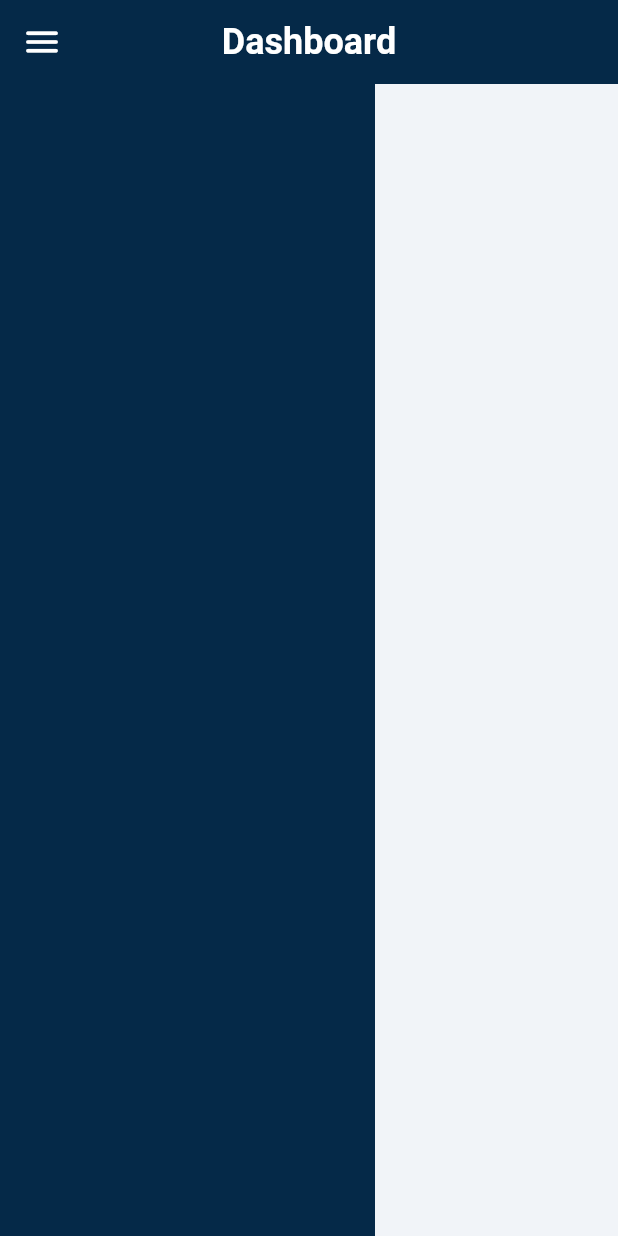
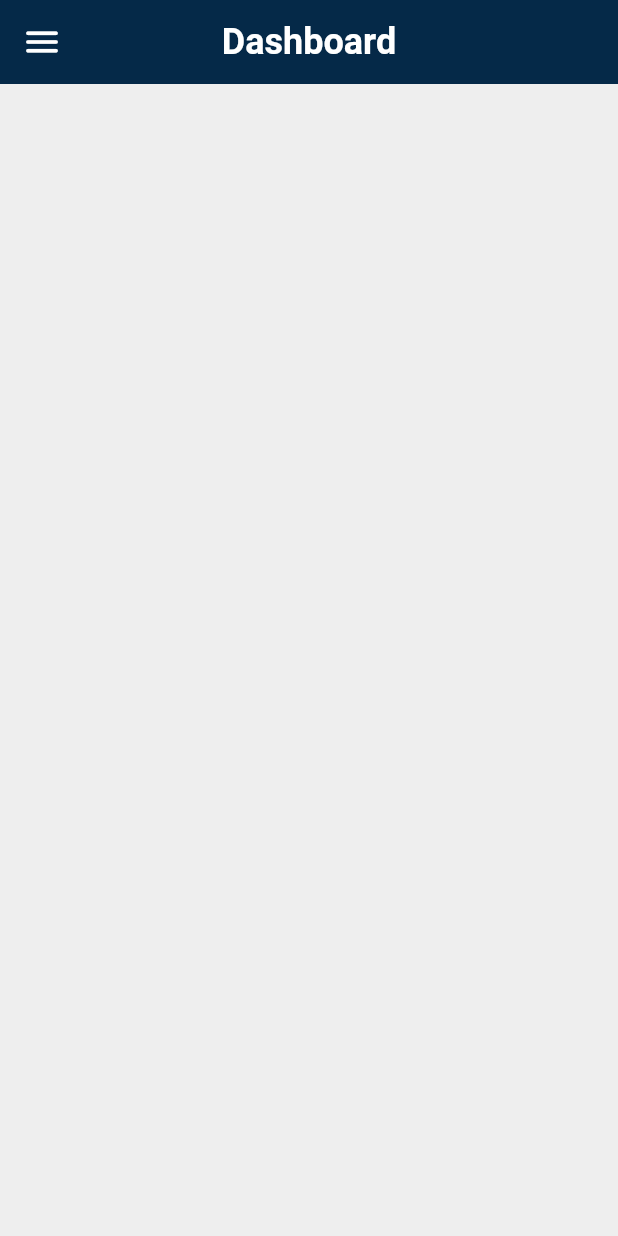
Before and after one commit to mdrashedbinkuddus/ADE-Language-Academy, a Flutter app: the DashboardWidget screen opened directly, on a phone screen of 412 x 824 dp. Run offline on Flutter 3.47's test engine with Material 2 defaults, Android fonts, the phone set to English and light mode, and no system bars; our stand-ins replace auto_size_text, cloud_functions, firebase_auth, firebase_core, font_awesome_flutter, google_fonts and 4 more; missing offline and left inert: flutter_stripe; accounts and stored records are empty; statements that could not run were skipped.

Commit message:
Updating to latest FlutterFlow output.

```diff
--- a/lib/dashboard/dashboard_widget.dart
+++ b/lib/dashboard/dashboard_widget.dart
@@ -56,10 +56,18 @@ class _DashboardWidgetState extends State<DashboardWidget> {
                 mainAxisSize: MainAxisSize.max,
                 crossAxisAlignment: CrossAxisAlignment.stretch,
                 children: [
-                  Container(
-                    width: 250,
-                    decoration: BoxDecoration(
-                      color: Color(0xFF052948),
+                  if (isWeb ?? true)
+                    Container(
+                      width: 250,
+                      decoration: BoxDecoration(
+                        color: Color(0xFF052948),
+                      ),
+                    ),
+                  Expanded(
+                    child: Container(
+                      decoration: BoxDecoration(
+                        color: Color(0xFFEEEEEE),
+                      ),
                     ),
                   ),
                 ],
```
